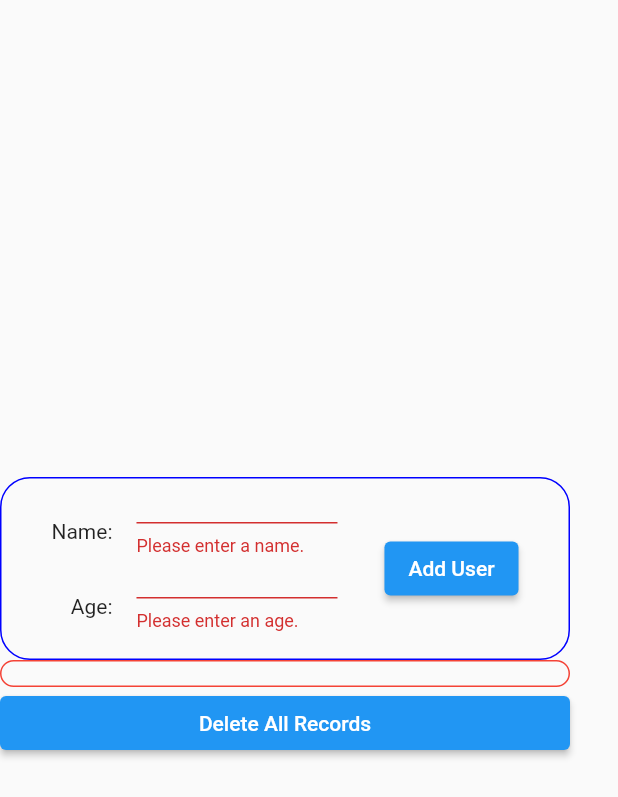
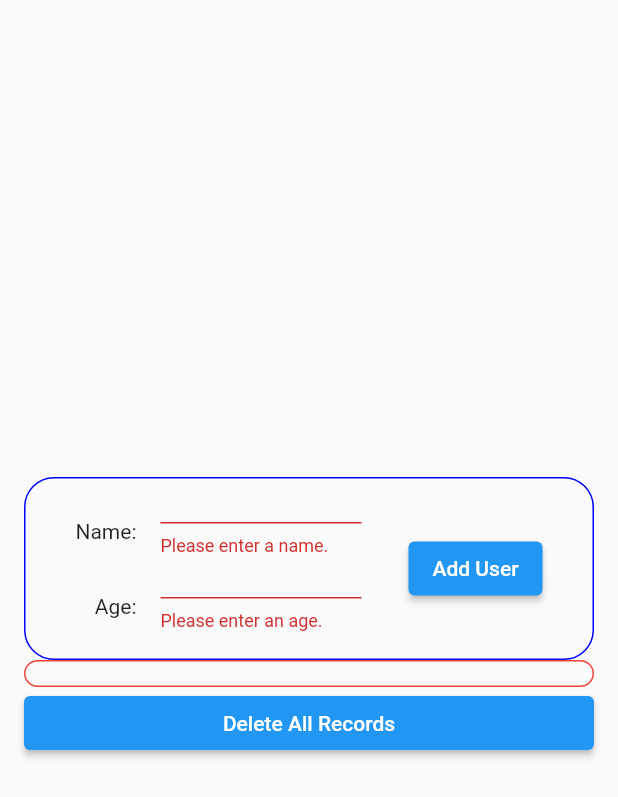
Before and after one commit to 0845054/firebasetutorial, a Flutter app: the screen it shows after launch, on a phone screen of 412 x 824 dp. Shown: the top 797 px of the screen. Run offline on Flutter 3.47's test engine with Material 2 defaults, Android fonts, the phone set to English and light mode, and no system bars; our stand-ins replace cloud_firestore, firebase_core, hooks_riverpod; accounts and stored records are empty.

Commit message:
3rd commit

```diff
--- a/lib/view/myhomepage.dart
+++ b/lib/view/myhomepage.dart
@@ -9,7 +9,8 @@ class MyHomePage extends StatelessWidget {
   @override
   Widget build(BuildContext context) {
     return Scaffold(
-      body: Column(
+      body: Center(
+        child: Column(
           mainAxisAlignment: MainAxisAlignment.center,
           children: const [
             AddUser(),
@@ -17,6 +18,7 @@ class MyHomePage extends StatelessWidget {
             DeleteButton(),
           ],
         ),
+      ),
     );
   }
 }
--- a/lib/widgets/deletebutton.dart
+++ b/lib/widgets/deletebutton.dart
@@ -1,5 +1,5 @@
 import 'package:firebasetutorial/constants/constants.dart';
-import 'package:firebasetutorial/firebasewidgets/firebasewidgets.dart';
+import 'package:firebasetutorial/widgets/firebasewidgets/firebasewidgets.dart';
 import 'package:flutter/material.dart';
 
 class DeleteButton extends StatelessWidget {
@@ -10,8 +10,7 @@ class DeleteButton extends StatelessWidget {
     return Container(
       width: constants.BOX_WIDTH,
       decoration: BoxDecoration(borderRadius: BorderRadius.circular(20)),
-      child:const ElevatedButton(
-          onPressed: FireBaseWidgets.deleteAll, child: Text('Delete All Records')),
+      child: const ElevatedButton(onPressed: FireBaseWidgets.deleteAll, child: Text('Delete All Records')),
     );
   }
 }
--- a/lib/widgets/showcollection.dart
+++ b/lib/widgets/showcollection.dart
@@ -1,7 +1,7 @@
 import 'package:cloud_firestore/cloud_firestore.dart';
 import 'package:firebasetutorial/constants/constants.dart';
 import 'package:flutter/material.dart';
-import 'package:firebasetutorial/firebasewidgets/firebasewidgets.dart';
+import 'package:firebasetutorial/widgets/firebasewidgets/firebasewidgets.dart';
 
 class ShowCollection extends StatelessWidget {
   const ShowCollection({Key? key}) : super(key: key);
```
Also changed, not shown: lib/widgets/adduserform.dart (+4 -6 lines), lib/widgets/firebasewidgets/firebasewidgets.dart (renamed from lib/firebasewidgets/firebasewidgets.dart). Lines whose indentation alone changed are shown as unchanged.
